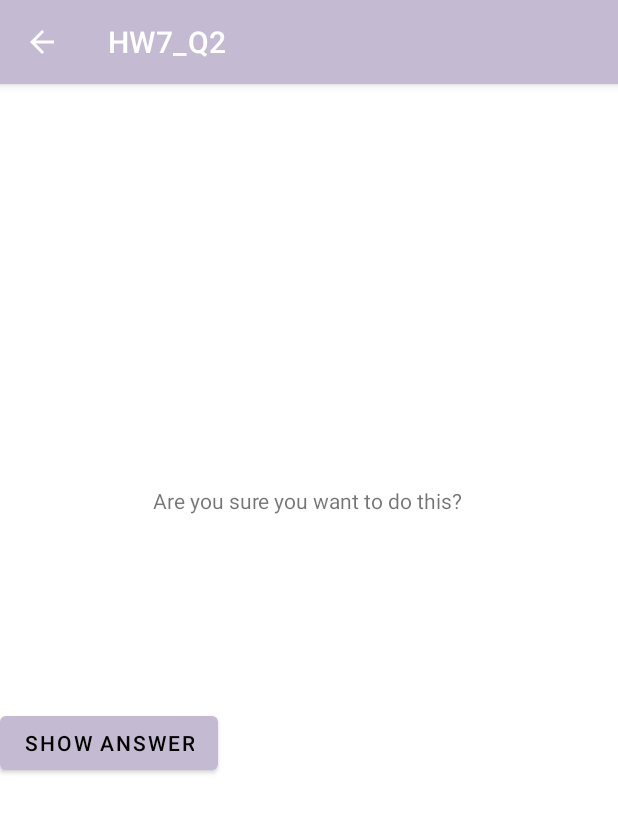
After one commit to tsmoosavi/HW7_Q2, an Android app: the MainActivity2 screen opened directly, with no data from a screen before it, on a phone screen of 412 x 824 dp. The commit adds this screen. Shown: the top 813 px of the screen. Run offline under Robolectric (Android 15) with nearby library versions, the phone set to English and light mode, and no system bars.

Commit message:
second activity and intent

```diff
--- a/app/src/main/AndroidManifest.xml
+++ b/app/src/main/AndroidManifest.xml
@@ -10,6 +10,10 @@
         android:supportsRtl="true"
         android:theme="@style/Theme.HW7_Q2">
         <activity
+            android:name=".MainActivity2"
+            android:exported="false"
+            android:parentActivityName=".MainActivity"/>
+        <activity
             android:name=".MainActivity"
             android:exported="true">
             <intent-filter>
--- /dev/null
+++ b/app/src/main/java/com/example/hw7_q2/MainActivity2.kt
@@ -0,0 +1,15 @@
+package com.example.hw7_q2
+
+import androidx.appcompat.app.AppCompatActivity
+import android.os.Bundle
+import com.example.hw7_q2.databinding.ActivityMain2Binding
+import com.example.hw7_q2.databinding.ActivityMainBinding
+
+class MainActivity2 : AppCompatActivity() {
+    lateinit var binding: ActivityMain2Binding
+    override fun onCreate(savedInstanceState: Bundle?) {
+        super.onCreate(savedInstanceState)
+        binding = ActivityMain2Binding.inflate(layoutInflater)
+        setContentView(binding.root)
+    }
+}
--- /dev/null
+++ b/app/src/main/res/layout/activity_main2.xml
@@ -0,0 +1,28 @@
+<?xml version="1.0" encoding="utf-8"?>
+<androidx.constraintlayout.widget.ConstraintLayout xmlns:android="http://schemas.android.com/apk/res/android"
+    xmlns:app="http://schemas.android.com/apk/res-auto"
+    xmlns:tools="http://schemas.android.com/tools"
+    android:layout_width="match_parent"
+    android:layout_height="match_parent"
+    tools:context=".MainActivity2">
+
+    <Button
+        android:id="@+id/button"
+        android:layout_width="wrap_content"
+        android:layout_height="wrap_content"
+        android:layout_marginTop="128dp"
+        android:text="@string/showAnswer"
+        app:layout_constraintTop_toBottomOf="@+id/textView"
+        tools:layout_editor_absoluteX="132dp" />
+
+    <TextView
+        android:id="@+id/textView"
+        android:layout_width="wrap_content"
+        android:layout_height="wrap_content"
+        android:layout_marginTop="268dp"
+        android:text="@string/cheatCheck"
+        app:layout_constraintEnd_toEndOf="parent"
+        app:layout_constraintHorizontal_bias="0.498"
+        app:layout_constraintStart_toStartOf="parent"
+        app:layout_constraintTop_toTopOf="parent" />
+</androidx.constraintlayout.widget.ConstraintLayout>
--- a/app/src/main/res/values/strings.xml
+++ b/app/src/main/res/values/strings.xml
@@ -5,6 +5,8 @@
     <string name="cheat">CHEAT!</string>
     <string name="prev">PREV</string>
     <string name="next">NEXT</string>
+    <string name="showAnswer">SHOW ANSWER</string>
+    <string name="cheatCheck">Are you sure you want to do this?</string>
 
 
 </resources>
```
Also changed, not shown: app/src/main/java/com/example/hw7_q2/MainActivity.kt (+8 -0 lines), app/src/main/res/layout/activity_main.xml (+7 -7 lines).
